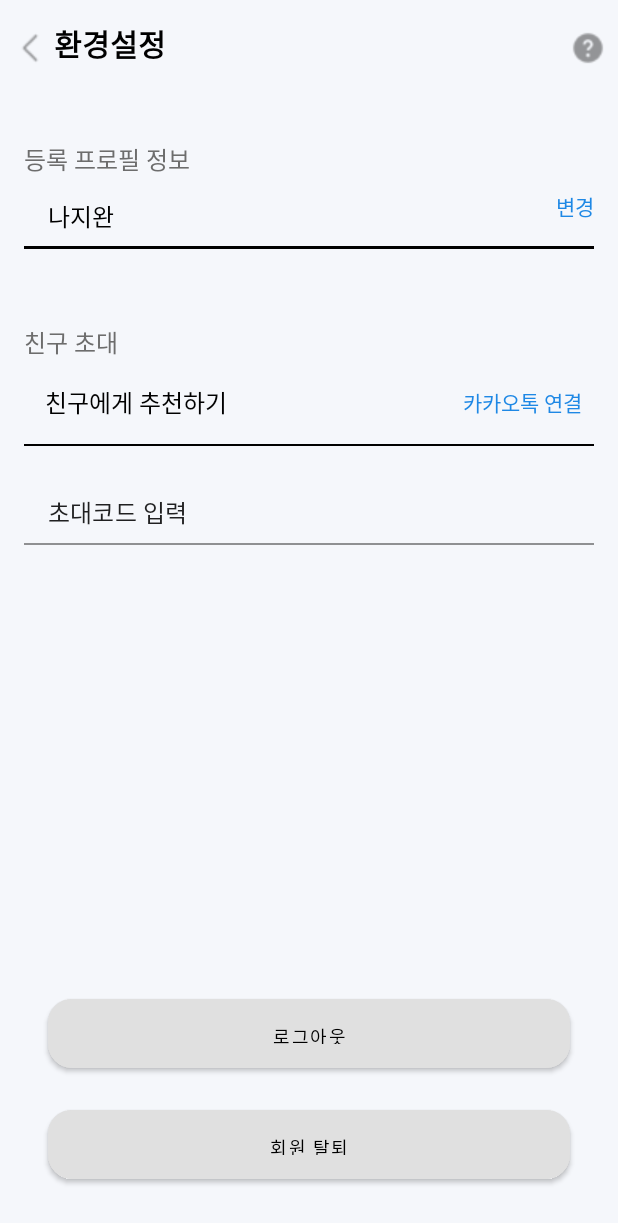
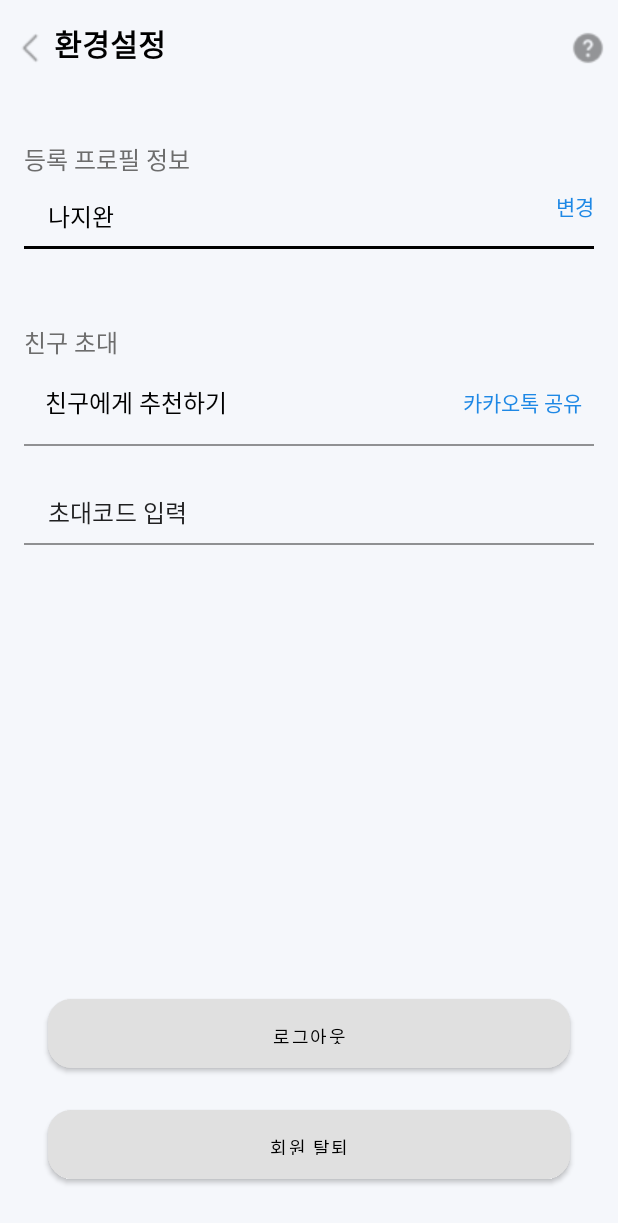
Before and after one commit to Itsme-Team/ItsMe_App, an Android app built with Jetpack Compose: the SettingsActivity screen opened directly, with no data from a screen before it, on a phone screen of 412 x 824 dp. Shown: the top 1223 px of the screen. Run offline under Robolectric (Android 15) with nearby library versions, the phone set to English and light mode, and no system bars; libraries missing offline, so code that uses them is left out: com.kakao.sdk.

Commit message:
refactor:폰트 수정

```diff
--- a/itsme_mobile/app/src/main/res/layout/activity_settings.xml
+++ b/itsme_mobile/app/src/main/res/layout/activity_settings.xml
@@ -24,6 +24,7 @@
         android:layout_width="wrap_content"
         android:layout_height="wrap_content"
         android:text="환경설정"
+        android:fontFamily="@font/pretendard_semibold"
         android:textSize="20sp"
         android:textStyle="bold"
         android:textColor="#000000"
@@ -50,6 +51,7 @@
         android:layout_width="wrap_content"
         android:layout_height="wrap_content"
         android:text="등록 프로필 정보"
+        android:fontFamily="font/pretendard_regular"
         android:textSize="16sp"
         android:textColor="#6D6D6D"
         app:layout_constraintTop_toBottomOf="@id/title"
@@ -77,6 +79,7 @@
             android:inputType="text"
             android:background="@android:color/transparent"
             android:text="나지완"
+            android:fontFamily="@font/pretendard_medium"
             android:textColor="#000000"
             android:textSize="16sp" />
     </com.google.android.material.textfield.TextInputLayout>
@@ -87,6 +90,7 @@
         android:layout_width="wrap_content"
         android:layout_height="wrap_content"
         android:text="변경"
+        android:fontFamily="@font/pretendard_regular"
         android:textSize="14sp"
         android:textColor="#1E88E5"
         app:layout_constraintTop_toTopOf="@id/profileInputLayout"
@@ -100,6 +104,7 @@
         android:layout_width="wrap_content"
         android:layout_height="wrap_content"
         android:text="친구 초대"
+        android:fontFamily="@font/pretendard_regular"
         android:textSize="16sp"
         android:textColor="#6D6D6D"
         app:layout_constraintTop_toBottomOf="@id/profileInputLayout"
@@ -113,6 +118,7 @@
         android:layout_width="wrap_content"
         android:layout_height="wrap_content"
         android:paddingLeft="14dp"
+        android:fontFamily="@font/pretendard_medium"
         android:text="친구에게 추천하기"
         android:textSize="16sp"
         android:textColor="#000000"
@@ -126,7 +132,8 @@
         android:id="@+id/shareKakaoText"
         android:layout_width="wrap_content"
         android:layout_height="wrap_content"
-        android:text="카카오톡 연결"
+        android:fontFamily="@font/pretendard_regular"
+        android:text="카카오톡 공유"
         android:textSize="14sp"
         android:textColor="#1E88E5"
         android:clickable="true"
@@ -143,7 +150,7 @@
         android:id="@+id/inviteFriendsDivider"
         android:layout_width="0dp"
         android:layout_height="1dp"
-        android:background="#000000"
+        android:background="#909193"
         app:layout_constraintTop_toBottomOf="@id/recommendFriends"
         app:layout_constraintStart_toStartOf="parent"
         app:layout_constraintEnd_toEndOf="parent"
@@ -168,6 +175,7 @@
             android:layout_width="match_parent"
             android:layout_height="wrap_content"
             android:text="초대코드 입력"
+            android:fontFamily="@font/pretendard_medium"
             android:inputType="text"
             android:background="@android:color/transparent" />
     </com.google.android.material.textfield.TextInputLayout>
```
Also changed, not shown: 1 other file.
